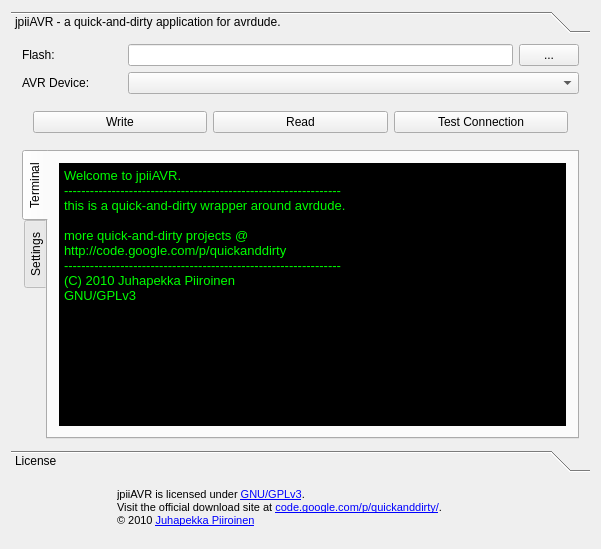
pbystrup/quickanddirty, file jpiiavr/mainwindow.ui: the form before one commit.
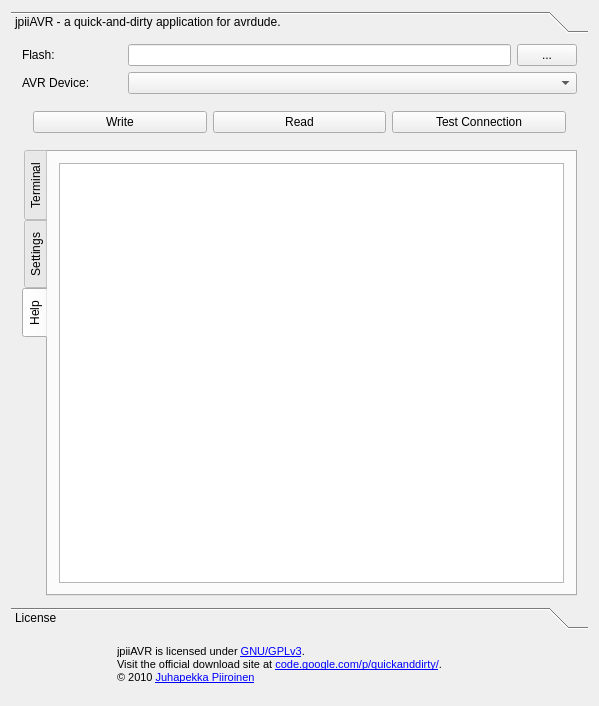
The form after the commit. The open tabs and pages were chosen to show the change. Icons and pictures are not drawn.

Commit message: added Help tab with information about the ISP connectors and ICs.

Diff of the .ui file:
```diff
--- a/jpiiavr/mainwindow.ui
+++ b/jpiiavr/mainwindow.ui
@@ -6,8 +6,8 @@
    <rect>
     <x>0</x>
     <y>0</y>
-    <width>601</width>
-    <height>549</height>
+    <width>599</width>
+    <height>706</height>
    </rect>
   </property>
   <property name="windowTitle">
@@ -28,8 +28,8 @@
         <rect>
          <x>0</x>
          <y>0</y>
-         <width>583</width>
-         <height>386</height>
+         <width>581</width>
+         <height>543</height>
         </rect>
        </property>
        <attribute name="label">
@@ -268,6 +268,16 @@
             </item>
            </layout>
           </widget>
+          <widget class="QWidget" name="tab_3">
+           <attribute name="title">
+            <string>Help</string>
+           </attribute>
+           <layout class="QVBoxLayout" name="verticalLayout_5">
+            <item>
+             <widget class="QTextEdit" name="textEditHelp"/>
+            </item>
+           </layout>
+          </widget>
          </widget>
         </item>
        </layout>
```
Left out of the diff: 2 changed lines with no effect on the pictures. The commit also changes 7 other files.
